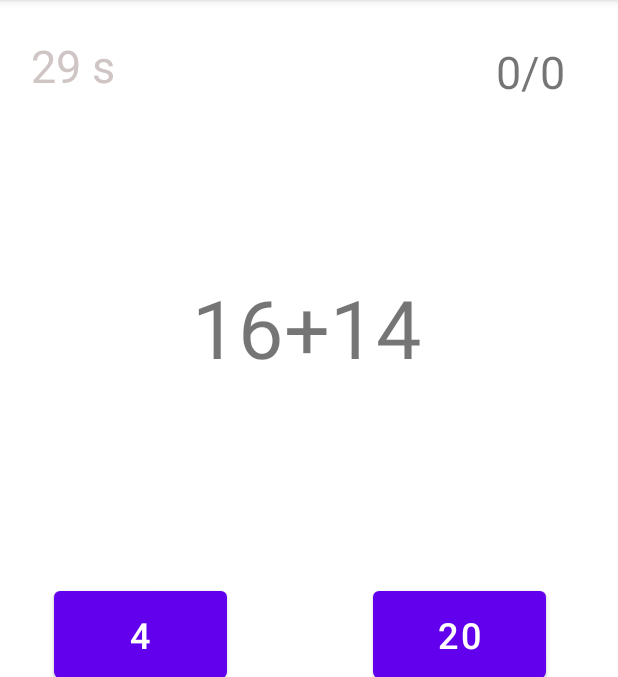
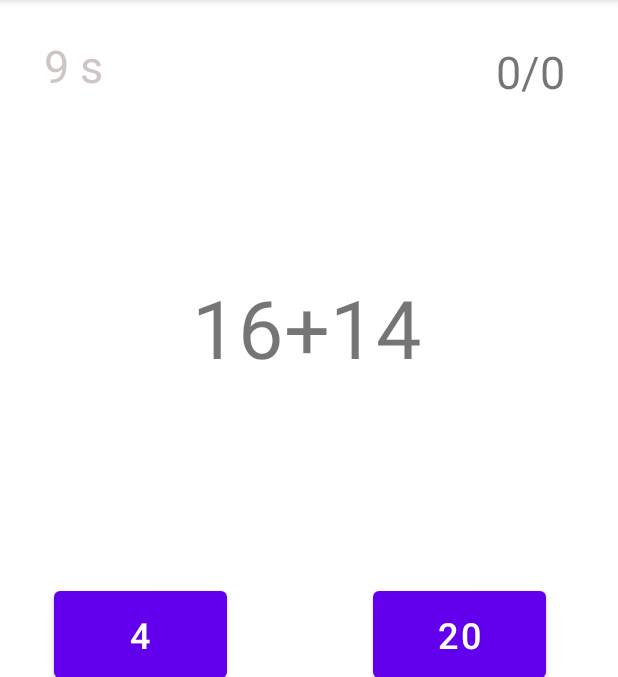
Before and after one commit to Khamidov0033/BrainTrain-App, an Android app: the screen it shows after launch (MainActivity), after a tap on "START", on a phone screen of 412 x 824 dp, the part 84-761 px from its top. Run offline under Robolectric (Android 15) with nearby library versions, the phone set to English and light mode, and no system bars.

Commit message:
change button width to match parent and countdown timer to 10

```diff
--- a/app/src/main/java/com/example/braintrain/MainActivity.java
+++ b/app/src/main/java/com/example/braintrain/MainActivity.java
@@ -23,7 +23,7 @@ public class MainActivity extends AppCompatActivity {
         nextQuestion();
 
 
-        countDownTimer= new   CountDownTimer(30200,1000){
+        countDownTimer= new   CountDownTimer(10200,1000){
 
             @Override
             public void onTick(long millisUntilFinished) {
--- a/app/src/main/res/layout/activity_main.xml
+++ b/app/src/main/res/layout/activity_main.xml
@@ -10,7 +10,7 @@
 
     <Button
         android:id="@+id/start_button"
-        android:layout_width="287dp"
+        android:layout_width="match_parent"
         android:layout_height="98dp"
         android:onClick="gamingLayoutAppears"
         android:text="Start"
```
